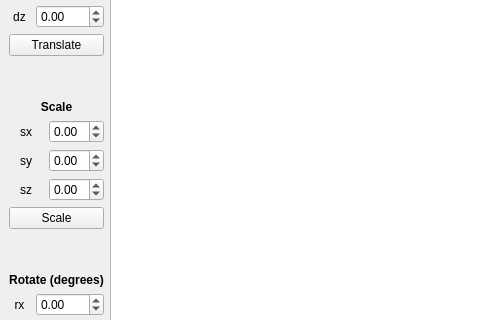
runebone/oop-s4-bmstu, file lab1/lab1/qt/mainwindow.ui: the form before one commit; both pictures show x 0 to 480 and y 129 to 449 of the 800 by 600 pixel window.
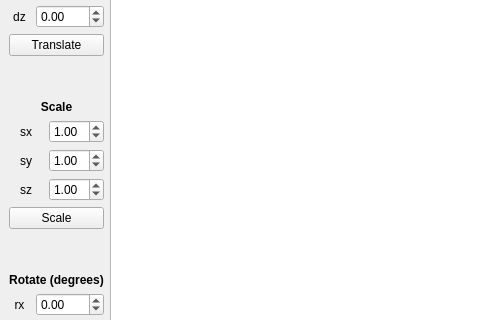
The form after the commit.

Commit message: ui: final touches; default scale = 1

```diff
--- a/lab1/lab1/qt/mainwindow.ui
+++ b/lab1/lab1/qt/mainwindow.ui
@@ -190,6 +190,9 @@
             <property name="singleStep">
              <double>0.100000000000000</double>
             </property>
+            <property name="value">
+             <double>1.000000000000000</double>
+            </property>
            </widget>
           </item>
          </layout>
@@ -217,6 +220,9 @@
             <property name="singleStep">
              <double>0.100000000000000</double>
             </property>
+            <property name="value">
+             <double>1.000000000000000</double>
+            </property>
            </widget>
           </item>
          </layout>
@@ -244,6 +250,9 @@
             <property name="singleStep">
              <double>0.100000000000000</double>
             </property>
+            <property name="value">
+             <double>1.000000000000000</double>
+            </property>
            </widget>
           </item>
          </layout>
```
